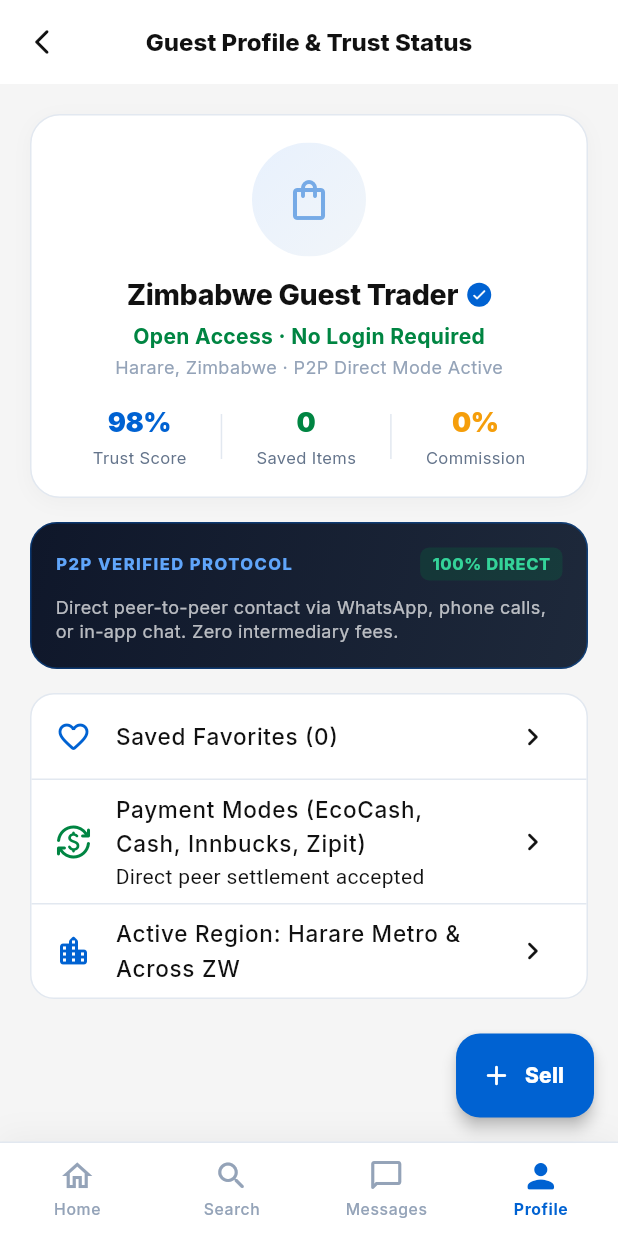
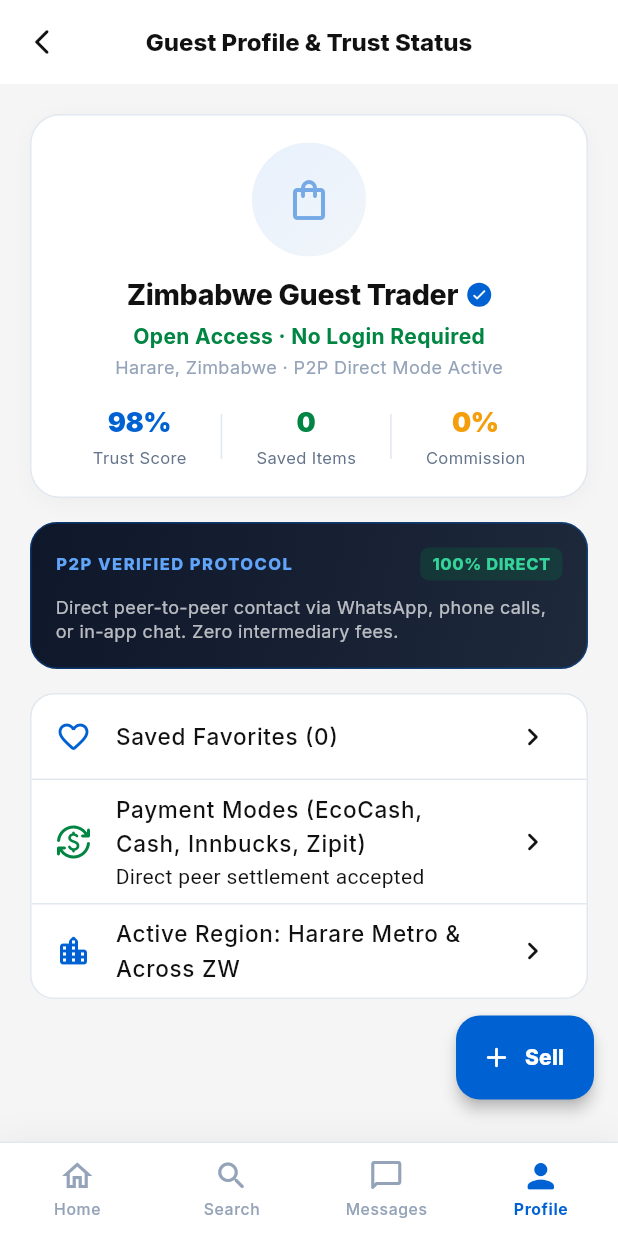
Before and after one commit to Dkyellow/madeals, a Flutter app: the screen it shows after launch, item 4 of the bottom bar chosen, on a phone screen of 412 x 824 dp. Run offline on Flutter 3.47's test engine with Material 3 defaults, Android fonts, the light colour scheme and no system bars; our stand-ins replace flutter_map, flutter_riverpod, go_router, google_fonts, image_picker, latlong2 and 1 more; accounts and stored records are empty; network calls fail.

Commit message:
Refactor MainShellScaffold: improve visibility logic for Sell FAB and ensure it doesn't overlap with chat actions

```diff
--- a/lib/widgets/navigation/main_shell_scaffold.dart
+++ b/lib/widgets/navigation/main_shell_scaffold.dart
@@ -30,15 +30,21 @@ class MainShellScaffold extends StatelessWidget {
 
   @override
   Widget build(BuildContext context) {
-    final onSellScreen =
-        location.startsWith('/sell') || location.startsWith('/post-deal');
+    // Hide the Sell FAB where it would collide with the screen's actions:
+    // the sell/post flow itself, and chat rooms (send button at bottom).
+    final hideFab = location.startsWith('/sell') ||
+        location.startsWith('/post-deal') ||
+        location.startsWith('/chat');
 
     return Scaffold(
       body: child,
       // Floating "Sell" action button (replaces the old nav-bar pill)
-      floatingActionButton: onSellScreen
+      floatingActionButton: hideFab
           ? null
-          : FloatingActionButton.extended(
+          : Padding(
+              // Lift above any bottom input bars (e.g. chat send row)
+              padding: const EdgeInsets.only(bottom: 12),
+              child: FloatingActionButton.extended(
                 onPressed: () {
                   context.push('/sell');
                 },
@@ -51,6 +57,7 @@ class MainShellScaffold extends StatelessWidget {
                   style: AppTextStyles.labelLarge.copyWith(
                     color: Colors.white,
                     fontWeight: FontWeight.w800,
+                  ),
                 ),
               ),
             ),
```
Lines whose indentation alone changed are shown as unchanged.
